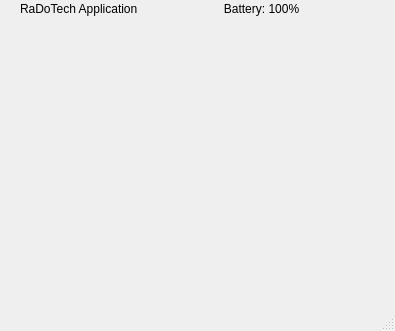
Old version of the form mainwindow.ui in the repository andreias144/3004Final.
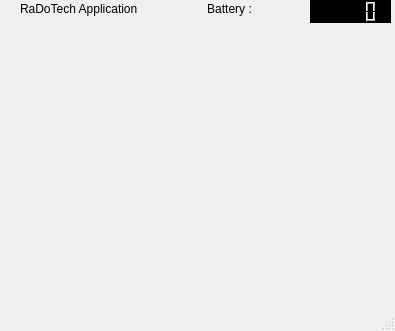
New version of the form.

What changed in the file:
```diff
--- a/mainwindow.ui
+++ b/mainwindow.ui
@@ -50,7 +50,20 @@
      </rect>
     </property>
     <property name="text">
-     <string>RaDoTech Application                          Battery: 100%</string>
+    <string>RaDoTech Application                     Battery :</string>
+   </property>
+  </widget>
+  <widget class="QLCDNumber" name="batteryIndicator">
+   <property name="geometry">
+    <rect>
+     <x>310</x>
+     <y>0</y>
+     <width>81</width>
+     <height>23</height>
+    </rect>
+   </property>
+   <property name="styleSheet">
+    <string notr="true">background-color: rgb(0, 0, 0);</string>
     </property>
    </widget>
   </widget>
```
